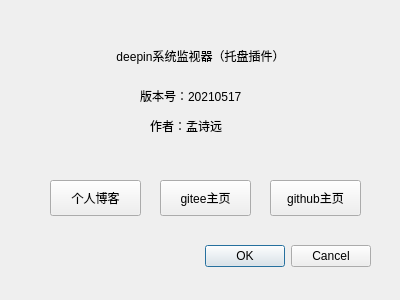
The window that aboutdialog.ui (q77190858/dde-sys-monitor-plugin) describes before a commit, drawn with Qt 5.
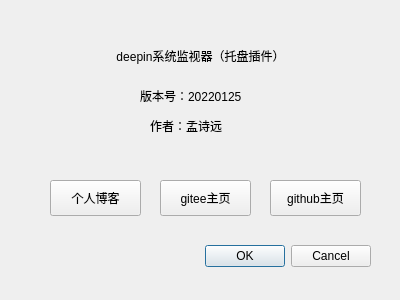
The same window after the commit.

```diff
--- a/aboutdialog.ui
+++ b/aboutdialog.ui
@@ -82,7 +82,7 @@
     </rect>
    </property>
    <property name="text">
-    <string>版本号：20210517</string>
+    <string>版本号：20220125</string>
    </property>
   </widget>
   <widget class="QPushButton" name="giteePushButton">
```
